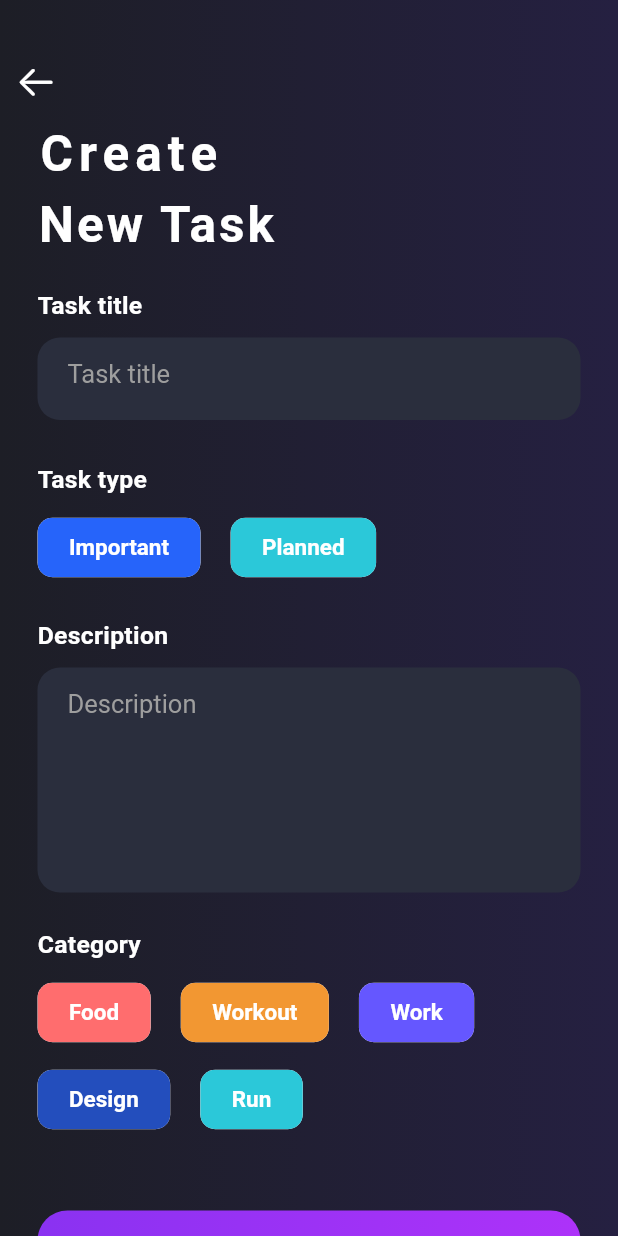
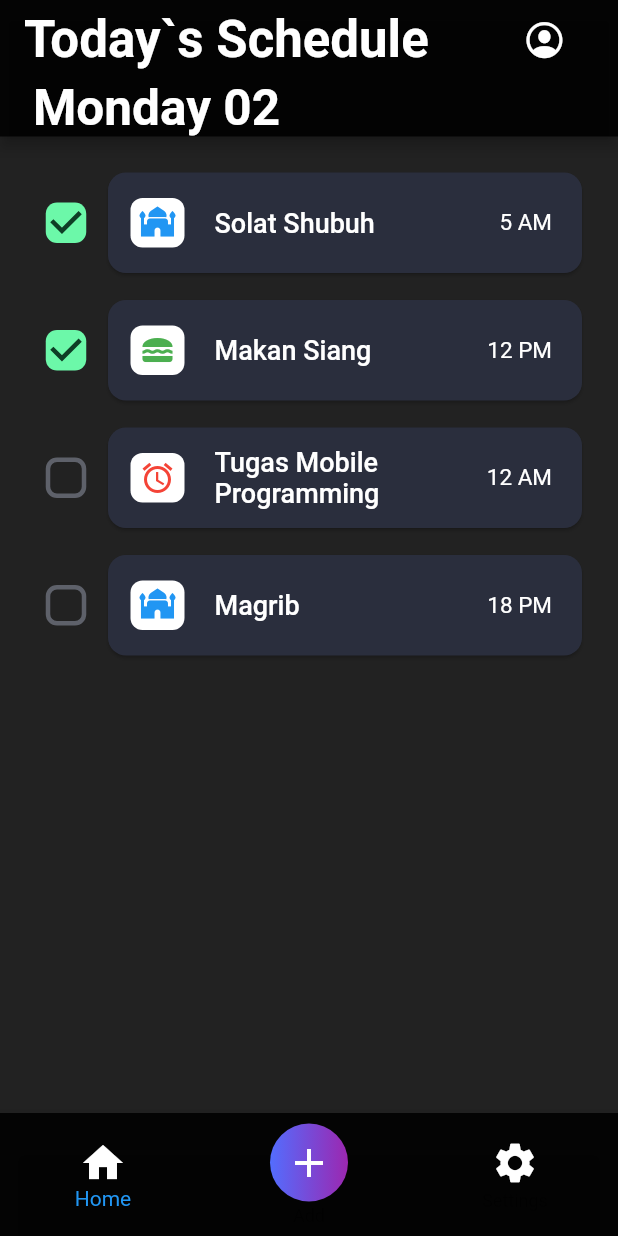
Before and after one commit to aldrianaliv/Final-Flutter-Mobile-Programming, a Flutter app: the screen it shows after launch, on a phone screen of 412 x 824 dp. Run offline on Flutter 3.47's test engine with Material 2 defaults, Android fonts, the phone set to English and light mode, and no system bars.

Commit message:
Add files via upload

```diff
--- a/projek_uas/lib/AddTodo.dart
+++ b/projek_uas/lib/AddTodo.dart
@@ -29,7 +29,9 @@ class _AddTodoPageState extends State<AddTodoPage> {
                 height: 30,
               ),
               IconButton(
-                onPressed: () {},
+                onPressed: () {
+                  Navigator.pop(context);
+                },
                 icon: Icon(
                   CupertinoIcons.arrow_left,
                   color: Colors.white,
--- /dev/null
+++ b/projek_uas/lib/Homepage.dart
@@ -0,0 +1,141 @@
+import 'package:flutter/material.dart';
+import 'package:flutter/cupertino.dart';
+import 'package:projek_uas/AddTodo.dart';
+import 'package:projek_uas/TodoCard.dart';
+
+class HomePage extends StatefulWidget {
+  const HomePage({super.key});
+
+  @override
+  State<HomePage> createState() => _HomePageState();
+}
+
+class _HomePageState extends State<HomePage> {
+  @override
+  Widget build(BuildContext context) {
+    return Scaffold(
+      backgroundColor: Colors.black87,
+      appBar: AppBar(
+        backgroundColor: Colors.black87,
+        title: Text(
+          'Today`s Schedule',
+          style: TextStyle(
+            fontSize: 34,
+            fontWeight: FontWeight.bold,
+            color: Colors.white,
+            ),
+          ),
+          actions: [
+            IconButton(
+                onPressed: () {},
+                icon: Icon(
+                  CupertinoIcons.profile_circled,
+                  color: Colors.white,
+                  size: 28,
+                ),
+              ),
+              SizedBox(width: 25,),
+          ],
+          bottom: PreferredSize(
+            child: Align(
+              alignment: Alignment.centerLeft,
+              child: Padding(
+                padding: const EdgeInsets.only(left : 22),
+                child: Text(
+                  'Monday 02',
+                  style: TextStyle(
+                    fontSize: 33,
+                    fontWeight: FontWeight.w600,
+                    color: Colors.white
+                      ),
+                    ),
+              ),
+            ),
+            preferredSize: Size.fromHeight(35),
+              ),
+      ),
+      bottomNavigationBar: BottomNavigationBar(
+        backgroundColor: Colors.black87,
+        items: <BottomNavigationBarItem>[
+          BottomNavigationBarItem(
+            icon: Icon(Icons.home, size: 32, color: Colors.white,),
+            label: 'Home',
+          ),
+          BottomNavigationBarItem(
+           icon: InkWell(
+            onTap: () {
+              Navigator.push(context, MaterialPageRoute(builder: (builder)=> AddTodoPage()));
+            },
+             child: Container(
+              height: 52,
+              width: 52,
+              decoration: BoxDecoration(
+                shape: BoxShape.circle,
+                gradient: LinearGradient(colors: [ Colors.indigoAccent, Colors.purple])
+              ),
+              child: Icon(Icons.add, size: 32, color: Colors.white),
+              ),
+           ),
+            label: 'Add',
+          ),
+          BottomNavigationBarItem(
+            icon: Icon(Icons.settings, size: 32, color: Colors.white,),
+            label: 'Settings',
+          ),
+        ],
+      ),
+
+      body: SingleChildScrollView(
+        child: Container(
+          height: MediaQuery.of(context).size.height,
+          width: MediaQuery.of(context).size.width,
+          padding: EdgeInsets.symmetric(horizontal: 20, vertical: 20),
+          child: Column(
+            children: [
+              TodoCard(
+                title: 'Solat Shubuh',
+                iconData: Icons.mosque,
+                iconColor: Colors.blue,
+                time: '5 AM',
+                check: true,
+                iconBgColor: Colors.white),
+                SizedBox(
+                  height: 10,
+                ),
+                TodoCard(
+                title: 'Makan Siang',
+                iconData: Icons.lunch_dining,
+                iconColor: Colors.green,
+                time: '12 PM',
+                check: true,
+                iconBgColor: Colors.white),
+                SizedBox(
+                  height: 10,
+                ),
+                TodoCard(
+                title: 'Tugas Mobile Programming',
+                iconData: Icons.alarm,
+                iconColor: Colors.red,
+                time: '12 AM',
+                check: false,
+                iconBgColor: Colors.white),
+                SizedBox(
+                  height: 10,
+                ),
+                TodoCard(
+                title: 'Magrib',
+                iconData: Icons.mosque,
+                iconColor: Colors.blue,
+                time: '18 PM',
+                check: false,
+                iconBgColor: Colors.white),
+                SizedBox(
+                  height: 10,
+                ),
+            ],
+              ),
+            ),
+          ),
+    );
+  }
+}
--- /dev/null
+++ b/projek_uas/lib/TodoCard.dart
@@ -0,0 +1,91 @@
+import 'package:flutter/src/widgets/container.dart';
+import 'package:flutter/src/widgets/framework.dart';
+import 'package:flutter/material.dart';
+
+class TodoCard extends StatelessWidget {
+  const TodoCard({Key? key, required this.title, required this.iconData, required this.iconColor, required this.time, required this.check, required this.iconBgColor}) : super(key: key);
+
+  final String title;
+  final IconData iconData;
+  final Color iconColor;
+  final String time;
+  final bool check;
+  final Color iconBgColor;
+
+  @override
+  Widget build(BuildContext context) {
+    return Container(
+      width: MediaQuery.of(context).size.width,
+      child: Row(
+        children: [
+          Theme(
+            // ignore: sort_child_properties_last
+            child: Transform.scale(
+              scale: 1.5,
+              child: Checkbox(
+                shape: RoundedRectangleBorder(
+                  borderRadius: BorderRadius.circular(5)
+                ),
+                activeColor: Color(0xff6cf8a9),
+                checkColor: Color(0xff0e3e26),
+                value: check,
+                onChanged: (bool? value) {},
+              ),
+            ),
+            data: ThemeData(
+              primarySwatch: Colors.blue,
+              unselectedWidgetColor: Color(0xff5e616a),
+            ),
+          ),
+
+          Expanded(
+            child: Container(
+              height: 75,
+              child: Card(
+                shape: RoundedRectangleBorder(
+                  borderRadius: BorderRadius.circular(12)
+                ),
+                color: Color(0xff2a2e3d),
+                child: Row(
+                  children: [
+                    SizedBox(width: 15),
+                    Container(
+                      height: 33,
+                      width: 36,
+                      decoration: BoxDecoration(
+                        color: iconBgColor,
+                        borderRadius: BorderRadius.circular(8),
+                      ),
+                      child: Icon(
+                        iconData,
+                        color: iconColor ,),
+                    ),
+                    SizedBox(width: 20),
+                    Expanded(
+                      child: Text(
+                        title,
+                        style: TextStyle(
+                          fontSize: 18,
+                          fontWeight: FontWeight.w500,
+                          color: Colors.white,
+                        ),
+                      ),
+                    ),
+                    Text(
+                      time,
+                      style: TextStyle(
+                        fontSize: 15,
+                        color: Colors.white,
+                      ),
+                    ),
+                     SizedBox(width: 20),
+                  ],
+                ),
+              ),
+            ),
+          ),
+        ],
+      ),
+    );
+  }
+}
--- a/projek_uas/lib/main.dart
+++ b/projek_uas/lib/main.dart
@@ -1,4 +1,5 @@
 import 'package:flutter/material.dart';
+import 'package:projek_uas/Homepage.dart';
 import 'AddTodo.dart';
 void main() {
   runApp(const MyApp());
@@ -13,7 +14,7 @@ class MyApp extends StatelessWidget {
       theme: ThemeData(
         primarySwatch: Colors.blue,
       ),
-      home:  AddTodoPage(),
+      home:  HomePage(),
       debugShowCheckedModeBanner: false,
     );
   }
```
